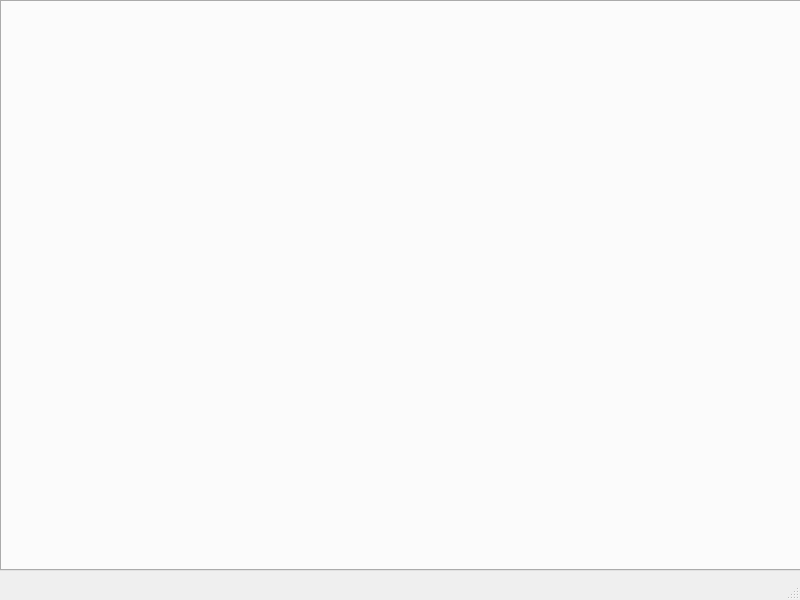
First picture: the form in mainwindow.ui, repository yz-java/ishell, before the edit.
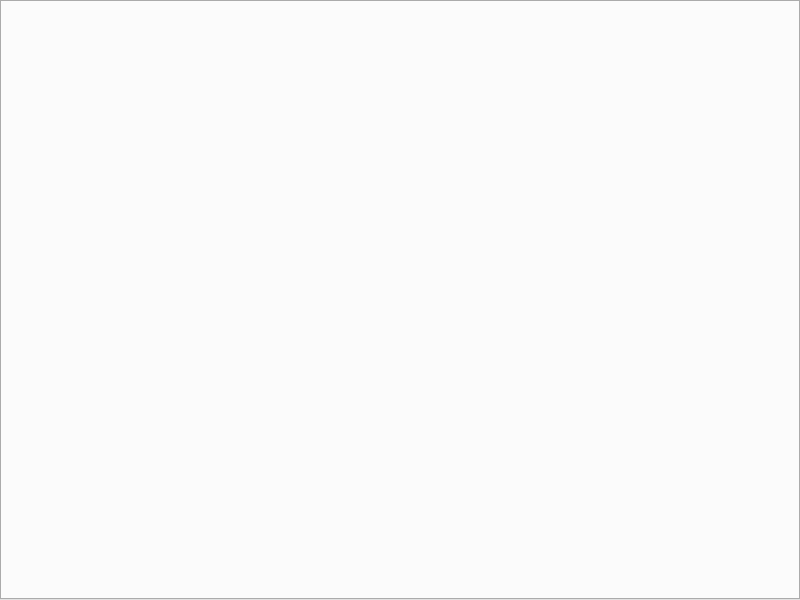
Second picture: the form after the edit.

What changed in the file:
```diff
--- a/mainwindow.ui
+++ b/mainwindow.ui
@@ -10,23 +10,40 @@
     <height>600</height>
    </rect>
   </property>
+  <property name="minimumSize">
+   <size>
+    <width>800</width>
+    <height>600</height>
+   </size>
+  </property>
   <property name="windowTitle">
    <string>MainWindow</string>
   </property>
   <widget class="QWidget" name="centralwidget">
-   <widget class="QTabWidget" name="tabWidget">
-    <property name="geometry">
-     <rect>
-      <x>0</x>
-      <y>0</y>
-      <width>801</width>
-      <height>571</height>
-     </rect>
+   <layout class="QGridLayout" name="gridLayout">
+    <property name="leftMargin">
+     <number>0</number>
     </property>
-    <property name="currentIndex">
-     <number>-1</number>
+    <property name="topMargin">
+     <number>0</number>
     </property>
-   </widget>
+    <property name="rightMargin">
+     <number>0</number>
+    </property>
+    <property name="bottomMargin">
+     <number>0</number>
+    </property>
+    <property name="spacing">
+     <number>6</number>
+    </property>
+    <item row="0" column="0">
+     <widget class="QTabWidget" name="tabWidget">
+      <property name="currentIndex">
+       <number>-1</number>
+      </property>
+     </widget>
+    </item>
+   </layout>
   </widget>
   <widget class="QMenuBar" name="menubar">
    <property name="geometry">
@@ -38,7 +55,6 @@
     </rect>
    </property>
   </widget>
-  <widget class="QStatusBar" name="statusbar"/>
  </widget>
  <resources/>
  <connections/>
```
Left out of the diff: 2 changed lines with no effect on the pictures.
